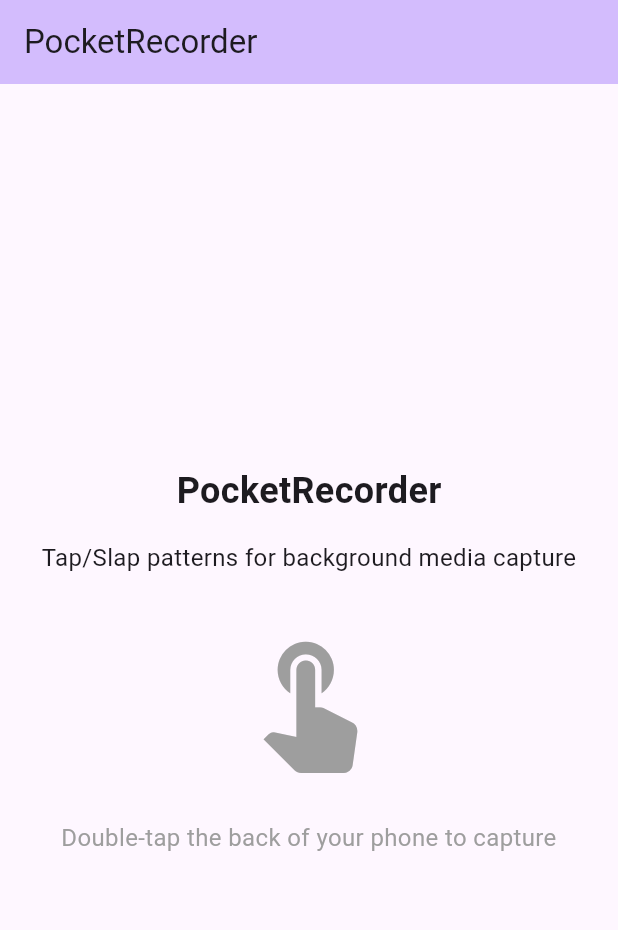
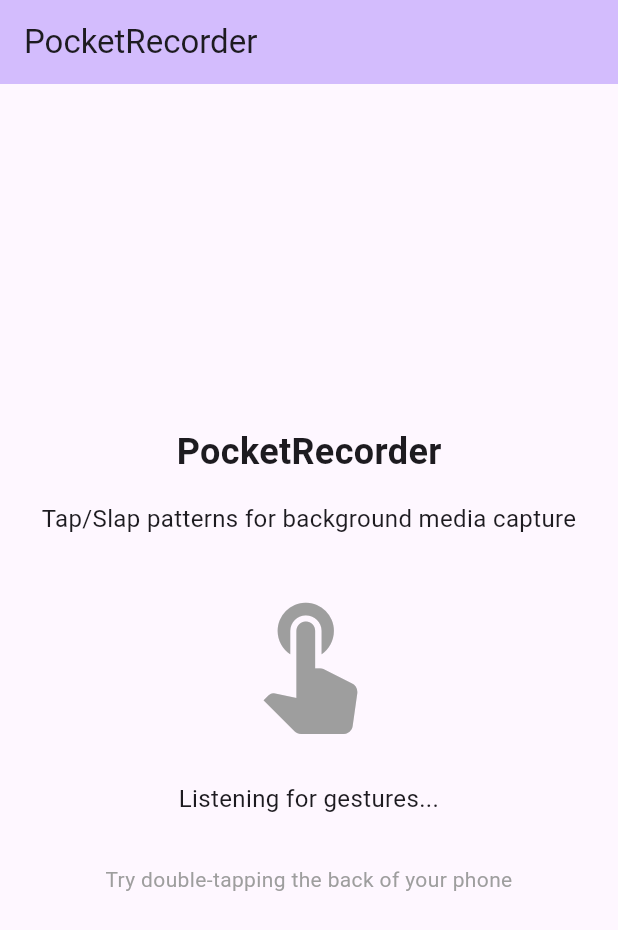
Before and after one commit to zahidhasantonmoy/PocketRecorder, a Flutter app: the screen it shows after launch, on a phone screen of 412 x 824 dp. Shown: the top 930 px of the screen. Run offline on Flutter 3.47's test engine with Material 3 defaults, Android fonts, the phone set to English and light mode, and no system bars; our stand-ins replace sensors_plus.

Commit message:
Update home screen to use gesture detection service

```diff
--- a/lib/screens/home_screen.dart
+++ b/lib/screens/home_screen.dart
@@ -1,4 +1,5 @@
 import 'package:flutter/material.dart';
+import 'package:pocket_recorder/services/gesture_detection_service.dart';
 
 class HomeScreen extends StatefulWidget {
   const HomeScreen({super.key});
@@ -8,6 +9,84 @@ class HomeScreen extends StatefulWidget {
 }
 
 class _HomeScreenState extends State<HomeScreen> {
+  final GestureDetectionService _gestureService = GestureDetectionService();
+  String _statusText = 'Listening for gestures...';
+  IconData _statusIcon = Icons.touch_app;
+  Color _statusColor = Colors.grey;
+
+  @override
+  void initState() {
+    super.initState();
+    _initializeGestureDetection();
+  }
+
+  void _initializeGestureDetection() {
+    // Set up gesture callbacks
+    _gestureService.onDoubleTap = _onDoubleTap;
+    _gestureService.onTripleTap = _onTripleTap;
+    _gestureService.onLongSlap = _onLongSlap;
+
+    // Start listening for gestures
+    _gestureService.startListening();
+  }
+
+  void _onDoubleTap() {
+    setState(() {
+      _statusText = 'Double tap detected! Capturing photo...';
+      _statusIcon = Icons.camera_alt;
+      _statusColor = Colors.green;
+    });
+
+    // Reset status after delay
+    Future.delayed(const Duration(seconds: 2), () {
+      setState(() {
+        _statusText = 'Listening for gestures...';
+        _statusIcon = Icons.touch_app;
+        _statusColor = Colors.grey;
+      });
+    });
+  }
+
+  void _onTripleTap() {
+    setState(() {
+      _statusText = 'Triple tap detected! Starting video recording...';
+      _statusIcon = Icons.videocam;
+      _statusColor = Colors.blue;
+    });
+
+    // Reset status after delay
+    Future.delayed(const Duration(seconds: 2), () {
+      setState(() {
+        _statusText = 'Listening for gestures...';
+        _statusIcon = Icons.touch_app;
+        _statusColor = Colors.grey;
+      });
+    });
+  }
+
+  void _onLongSlap() {
+    setState(() {
+      _statusText = 'Long slap detected! Starting audio recording...';
+      _statusIcon = Icons.mic;
+      _statusColor = Colors.orange;
+    });
+
+    // Reset status after delay
+    Future.delayed(const Duration(seconds: 2), () {
+      setState(() {
+        _statusText = 'Listening for gestures...';
+        _statusIcon = Icons.touch_app;
+        _statusColor = Colors.grey;
+      });
+    });
+  }
+
+  @override
+  void dispose() {
+    _gestureService.dispose();
+    super.dispose();
+  }
+
   @override
   Widget build(BuildContext context) {
     return Scaffold(
@@ -15,37 +94,45 @@ class _HomeScreenState extends State<HomeScreen> {
         title: const Text('PocketRecorder'),
         backgroundColor: Theme.of(context).colorScheme.inversePrimary,
       ),
-      body: const Center(
+      body: Center(
         child: Column(
           mainAxisAlignment: MainAxisAlignment.center,
           children: [
-            Text(
+            const Text(
               'PocketRecorder',
               style: TextStyle(
                 fontSize: 24,
                 fontWeight: FontWeight.bold,
               ),
             ),
-            SizedBox(height: 16),
-            Text(
+            const SizedBox(height: 16),
+            const Text(
               'Tap/Slap patterns for background media capture',
               textAlign: TextAlign.center,
               style: TextStyle(
                 fontSize: 16,
               ),
             ),
-            SizedBox(height: 32),
+            const SizedBox(height: 32),
             Icon(
-              Icons.touch_app,
+              _statusIcon,
               size: 100,
-              color: Colors.grey,
+              color: _statusColor,
             ),
-            SizedBox(height: 32),
+            const SizedBox(height: 32),
             Text(
-              'Double-tap the back of your phone to capture',
+              _statusText,
+              textAlign: TextAlign.center,
+              style: const TextStyle(
+                fontSize: 16,
+              ),
+            ),
+            const SizedBox(height: 32),
+            const Text(
+              'Try double-tapping the back of your phone',
               textAlign: TextAlign.center,
               style: TextStyle(
-                fontSize: 16,
+                fontSize: 14,
                 color: Colors.grey,
               ),
             ),
```
